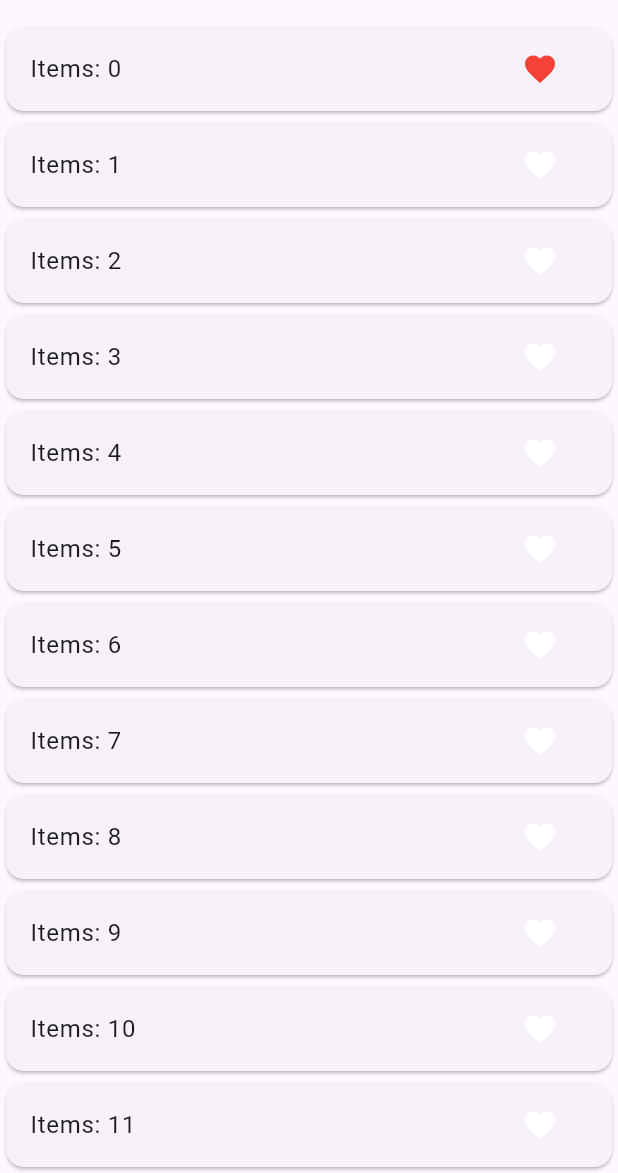
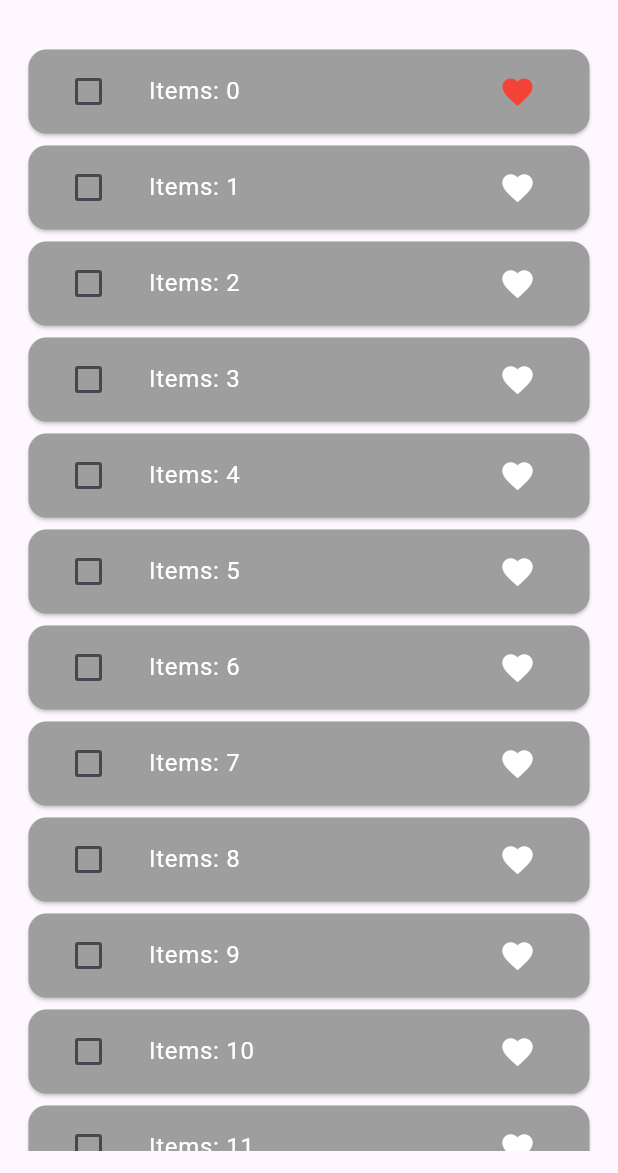
Before and after one commit to azanarib/Bloc-Tutorial, a Flutter app: the screen it shows after launch, after a tap on the "favorite" icon, on a phone screen of 412 x 824 dp, the part 63-1236 px from its top. Run offline on Flutter 3.47's test engine with Material 3 defaults, Android fonts, the phone set to English and light mode, and no system bars; our stand-ins replace bloc, equatable, flutter_bloc, image_picker.

Commit message:
Delete feature added

```diff
--- a/lib/Bloc/Favourite/favourite_bloc.dart
+++ b/lib/Bloc/Favourite/favourite_bloc.dart
@@ -6,11 +6,17 @@ import 'package:flutter_bloc/flutter_bloc.dart';
 
 class FavouriteBloc extends Bloc<FavouriteAppEvents, FavouriteItemsState> {
   List<FavouriteItemModels> favouriteList = [];
+  List<FavouriteItemModels> tempFavList = [];
+
+  FavouriteRepository favouriteRepository;
+
   FavouriteBloc(this.favouriteRepository) : super(const FavouriteItemsState()) {
     on<FetchFavouriteItemListEvents>(fetchList);
-    on(_addFavouriteList);
+    on<FavouriteItemsEvents>(_addFavouriteList);
+    on<SelectItems>(_selectItem);
+    on<UnSelectItems>(_unSelectItem);
+    on<DeleteItemsEvents>(_deleteItem);
   }
-  FavouriteRepository favouriteRepository = FavouriteRepository();
 
   void fetchList(
     FetchFavouriteItemListEvents event,
@@ -32,8 +38,52 @@ class FavouriteBloc extends Bloc<FavouriteAppEvents, FavouriteItemsState> {
     final index = favouriteList.indexWhere(
       (element) => element.id == events.items.id,
     );
+
+    if (events.items.isFavourite) {
+      if (tempFavList.contains(favouriteList[index])) {
+        tempFavList.remove(favouriteList[index]);
+        tempFavList.add(favouriteList[index]);
+      }
+    } else {
+      if (tempFavList.contains(favouriteList[index])) {
+        tempFavList.remove(favouriteList[index]);
+        tempFavList.add(events.items);
+      }
+    }
     favouriteList[index] = events.items;
 
-    emit(state.copyWith(favouriteItemList: List.from(favouriteList)));
+    emit(
+      state.copyWith(
+        favouriteItemList: List.from(favouriteList),
+        tempFavouriteItems: List.from(tempFavList),
+      ),
+    );
+  }
+
+  void _selectItem(SelectItems event, Emitter<FavouriteItemsState> emit) async {
+    tempFavList.add(event.items);
+    emit(state.copyWith(tempFavouriteItems: List.from(tempFavList)));
+  }
+
+  void _unSelectItem(
+    UnSelectItems event,
+    Emitter<FavouriteItemsState> emit,
+  ) async {
+    tempFavList.remove(event.item);
+    emit(state.copyWith(tempFavouriteItems: List.from(tempFavList)));
+  }
+
+  void _deleteItem(DeleteItemsEvents event, Emitter<FavouriteItemsState> emit) {
+    for (var i = 0; i < tempFavList.length; i++) {
+      favouriteList.remove(tempFavList[i]);
+    }
+    tempFavList.clear();
+
+    emit(
+      state.copyWith(
+        favouriteItemList: List.from(favouriteList),
+        tempFavouriteItems: List.from(tempFavList),
+      ),
+    );
   }
 }
--- a/lib/Bloc/Favourite/favourite_events.dart
+++ b/lib/Bloc/Favourite/favourite_events.dart
@@ -10,6 +10,26 @@ abstract class FavouriteAppEvents extends Equatable {
 class FetchFavouriteItemListEvents extends FavouriteAppEvents {}
 
 class FavouriteItemsEvents extends FavouriteAppEvents {
+
   final FavouriteItemModels items;
+
   const FavouriteItemsEvents({required this.items});
 }
+
+class SelectItems extends FavouriteAppEvents {
+
+  final FavouriteItemModels items;
+
+  const SelectItems({required this.items});
+}
+
+class UnSelectItems extends FavouriteAppEvents {
+
+  final FavouriteItemModels item;
+
+  const UnSelectItems({required this.item});
+}
+
+class DeleteItemsEvents extends FavouriteAppEvents {
+
+}
--- a/lib/Bloc/Favourite/favourite_state.dart
+++ b/lib/Bloc/Favourite/favourite_state.dart
@@ -4,24 +4,32 @@ import 'package:equatable/equatable.dart';
 enum ListStatus { loading, success, failure }
 
 class FavouriteItemsState extends Equatable {
+  final List<FavouriteItemModels> tempfavouriteItemList;
   final List<FavouriteItemModels> favouriteItemList;
   final ListStatus listStatus;
 
   const FavouriteItemsState({
     this.favouriteItemList = const [],
     this.listStatus = ListStatus.loading,
+    this.tempfavouriteItemList = const [],
   });
 
   FavouriteItemsState copyWith({
     List<FavouriteItemModels>? favouriteItemList,
+    List<FavouriteItemModels>? tempFavouriteItems,
     ListStatus? listStatus,
   }) {
     return FavouriteItemsState(
       favouriteItemList: favouriteItemList ?? this.favouriteItemList,
       listStatus: listStatus ?? this.listStatus,
+      tempfavouriteItemList: tempFavouriteItems ?? this.favouriteItemList,
     );
   }
 
   @override
-  List<Object?> get props => [favouriteItemList, listStatus];
+  List<Object?> get props => [
+    favouriteItemList,
+    listStatus,
+    tempfavouriteItemList,
+  ];
 }
--- /dev/null
+++ b/lib/UI/Favourite_App_Screen/Widget/delete_button_widget.dart
@@ -0,0 +1,24 @@
+import 'package:bloc_tutorial/Bloc/Favourite/favourite_bloc.dart';
+import 'package:bloc_tutorial/Bloc/Favourite/favourite_events.dart';
+import 'package:bloc_tutorial/Bloc/Favourite/favourite_state.dart';
+import 'package:flutter/material.dart';
+import 'package:flutter_bloc/flutter_bloc.dart';
+
+class DeleteButtonWidget extends StatelessWidget {
+  const DeleteButtonWidget({super.key});
+
+  @override
+  Widget build(BuildContext context) {
+    return BlocBuilder<FavouriteBloc, FavouriteItemsState>(
+      buildWhen: (previous, current) => previous.tempfavouriteItemList != current.tempfavouriteItemList,
+      builder: (context, state) {
+        return Visibility(
+          visible: state.tempfavouriteItemList.isNotEmpty ? true : false,
+          child: IconButton(onPressed: () {
+            context.read<FavouriteBloc>().add(DeleteItemsEvents());
+          }, icon: Icon(Icons.delete, color: Colors.red,)),
+        );
+      },
+    );
+  }
+}
--- a/lib/UI/Favourite_App_Screen/favourite_screen.dart
+++ b/lib/UI/Favourite_App_Screen/favourite_screen.dart
@@ -2,6 +2,8 @@ import 'package:bloc_tutorial/Bloc/Favourite/favourite_bloc.dart';
 import 'package:bloc_tutorial/Bloc/Favourite/favourite_events.dart';
 import 'package:bloc_tutorial/Bloc/Favourite/favourite_state.dart';
 import 'package:bloc_tutorial/Bloc/Models/favourite_items_model.dart';
+import 'package:bloc_tutorial/UI/Favourite_App_Screen/Widget/delete_button_widget.dart';
+import 'package:flutter/cupertino.dart';
 import 'package:flutter/material.dart';
 import 'package:flutter_bloc/flutter_bloc.dart';
 
@@ -22,21 +24,62 @@ class _FavouriteAppScreenState extends State<FavouriteAppScreen> {
   @override
   Widget build(BuildContext context) {
     return Scaffold(
-      appBar: AppBar(title: Center(child: Text("F A V O U R I T E   A P P "))),
-      body: BlocBuilder<FavouriteBloc, FavouriteItemsState>(
+      appBar: AppBar(
+        title: Center(child: Text("F A V O U R I T E   A P P ")),
+        actions: [DeleteButtonWidget()],
+      ),
+      body: Padding(
+        padding: const EdgeInsets.all(15.0),
+        child: BlocBuilder<FavouriteBloc, FavouriteItemsState>(
           builder: (context, state) {
             switch (state.listStatus) {
               case ListStatus.loading:
-              return CircularProgressIndicator();
+                return Center(
+                  child: CircularProgressIndicator(color: Colors.blueAccent),
+                );
               case ListStatus.failure:
                 return Center(child: Text("Something went wrong."));
               case ListStatus.success:
                 return ListView.builder(
+                  itemCount: state.favouriteItemList.length,
                   itemBuilder: (context, index) {
                     final item = state.favouriteItemList[index];
                     return Card(
+                      color: Colors.grey,
                       child: ListTile(
-                      title: Text(item.value.toString()),
+                        leading: Checkbox(
+                          value:
+                              state.tempfavouriteItemList.contains(
+                                state.favouriteItemList[index],
+                              )
+                              ? true
+                              : false,
+                          onChanged: (bool? value) {
+                            FavouriteItemModels items =
+                                state.favouriteItemList[index];
+                            if (value!) {
+                              context.read<FavouriteBloc>().add(
+                                SelectItems(items: items),
+                              );
+                            } else {
+                              context.read<FavouriteBloc>().add(
+                                UnSelectItems(item: items),
+                              );
+                            }
+                          },
+                        ),
+                        title: Text(
+                          state.favouriteItemList[index].value,
+                          style: TextStyle(
+                            decoration:
+                                state.tempfavouriteItemList.contains(
+                                  state.favouriteItemList[index],
+                                )
+                                ? TextDecoration.lineThrough
+                                : TextDecoration.none,
+                                color: state.tempfavouriteItemList.contains(state.favouriteItemList[index]) ? Colors.red : Colors.white
+                          ),
+                        ),
                         trailing: IconButton(
                           onPressed: () {
                             FavouriteItemModels favouriteItemModels =
@@ -61,6 +104,7 @@ class _FavouriteAppScreenState extends State<FavouriteAppScreen> {
             }
           },
         ),
+      ),
     );
   }
 }
--- a/lib/main.dart
+++ b/lib/main.dart
@@ -26,7 +26,7 @@ class MyApp extends StatelessWidget {
         BlocProvider(create: (_) => TodoAppBloc()),
         BlocProvider(create: (_) => FavouriteBloc(FavouriteRepository())),
       ],
-      child: MaterialApp(title: "Todo App", home: FavouriteAppScreen()),
+      child: MaterialApp(title: "Favourite App", home: FavouriteAppScreen()),
     );
   }
 }
```
Lines whose indentation alone changed are shown as unchanged.
